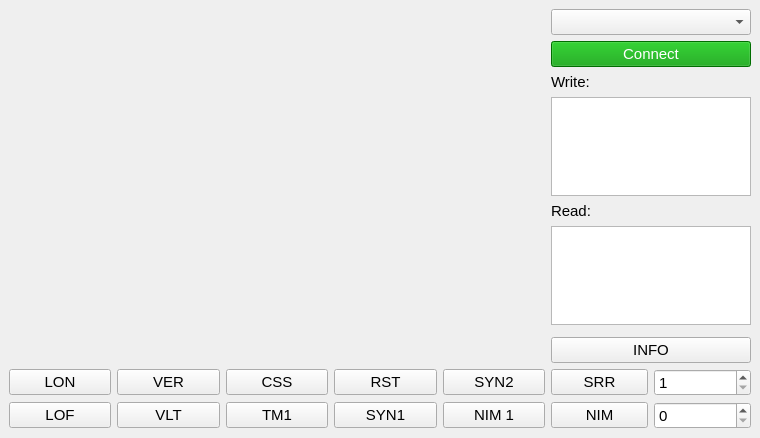
Old version of the form ocounter.ui in the repository eugenezador/OCounter.
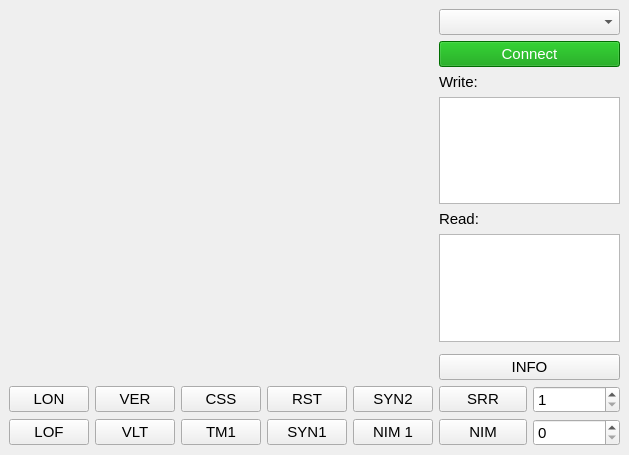
New version of the form. Custom widgets are drawn as their Qt base class.

What changed in the file:
```diff
--- a/ocounter.ui
+++ b/ocounter.ui
@@ -6,8 +6,8 @@
    <rect>
     <x>0</x>
     <y>0</y>
-    <width>760</width>
-    <height>438</height>
+    <width>629</width>
+    <height>455</height>
    </rect>
   </property>
   <property name="windowTitle">
@@ -19,7 +19,7 @@
      <widget class="QTextEdit" name="read_log">
       <property name="maximumSize">
        <size>
-        <width>200</width>
+        <width>300</width>
         <height>16777215</height>
        </size>
       </property>
@@ -33,7 +33,6 @@
       <property name="font">
        <font>
         <pointsize>11</pointsize>
-        <weight>50</weight>
         <bold>false</bold>
        </font>
       </property>
@@ -130,7 +129,7 @@
      <widget class="QTextEdit" name="write_log">
       <property name="maximumSize">
        <size>
-        <width>200</width>
+        <width>300</width>
         <height>16777215</height>
        </size>
       </property>
```
